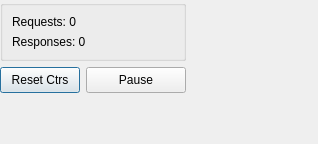
Above: src/controls/statisticwidget.ui from sanny32/OpenModSim before the change. Below: the same form after it.
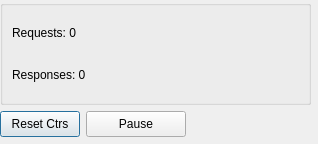
That is the form after the change.

Commit message:
Arrange the window elements more compactly.
Unused space above the splitter has been removed.

The vertical dividing lines have been aligned.

The window layout has been simplified slightly and unnecessary
containers that caused window elements to be compressed below the
minimum have been removed.

```diff
--- a/src/controls/statisticwidget.ui
+++ b/src/controls/statisticwidget.ui
@@ -78,12 +78,6 @@
        <property name="orientation">
         <enum>Qt::Horizontal</enum>
        </property>
-       <property name="sizeHint" stdset="0">
-        <size>
-         <width>40</width>
-         <height>20</height>
-        </size>
-       </property>
       </spacer>
      </item>
      <item row="1" column="1" colspan="2">
@@ -112,12 +106,6 @@
      <property name="orientation">
       <enum>Qt::Vertical</enum>
      </property>
-     <property name="sizeHint" stdset="0">
-      <size>
-       <width>20</width>
-       <height>40</height>
-      </size>
-     </property>
     </spacer>
    </item>
   </layout>
```
The commit also changes 1 other file.
